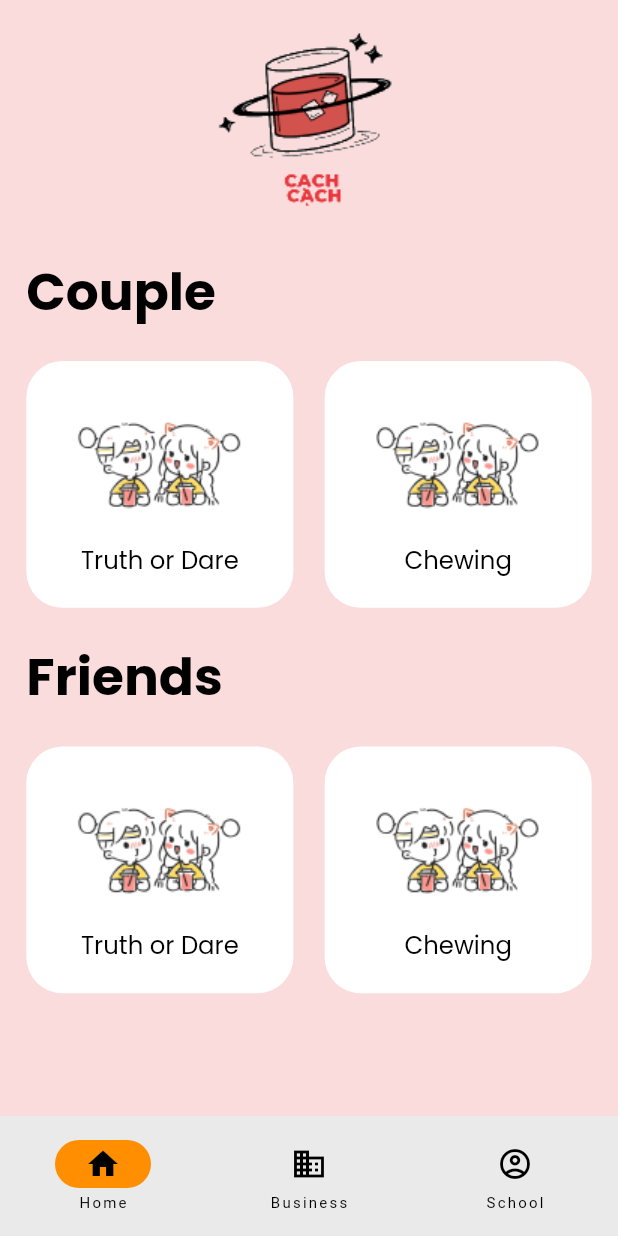
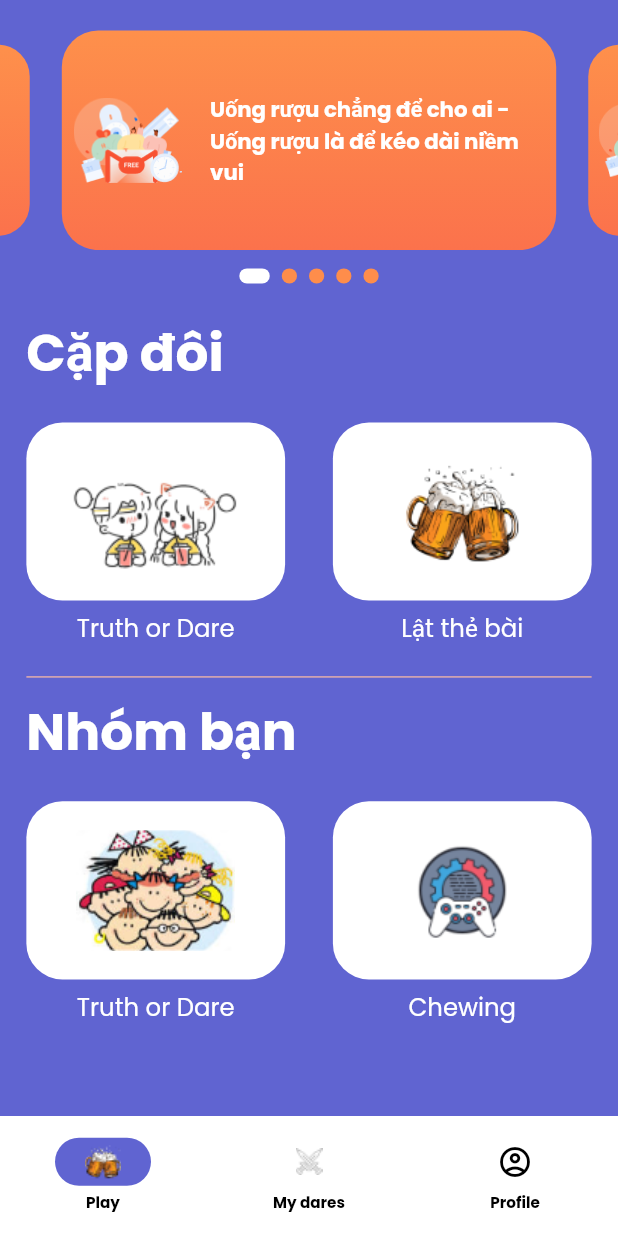
Before and after one commit to quocphi-mobile-dev/cachcach-mobile-app, a Flutter app: the HomeScreen screen opened by its route, on a phone screen of 412 x 824 dp. Run offline on Flutter 3.47's test engine with Material 2 defaults, Android fonts, the phone set to English and light mode, and no system bars; drawn by our look-alikes of carousel_slider, smooth_page_indicator; our stand-ins replace dio, firebase_core, firebase_crashlytics, firebase_messaging, flip_card, flutter_local_notifications and 7 more; missing offline and left inert: circle_list; accounts and stored records are empty.

Commit message:
Update play screen

```diff
--- a/lib/app/modules/bottom_bar/main_bottom_bar.dart
+++ b/lib/app/modules/bottom_bar/main_bottom_bar.dart
@@ -1,4 +1,8 @@
+import 'package:cachcach/core/theme/colors.dart';
+import 'package:cachcach/core/theme/images.dart';
+import 'package:cachcach/core/theme/text_styles.dart';
 import 'package:flutter/material.dart';
+import 'package:flutter_screenutil/flutter_screenutil.dart';
 
 class MainBottomBar extends StatefulWidget {
   final Color? color;
@@ -19,31 +23,47 @@ class _MainBottomBarState extends State<MainBottomBar> {
 
   @override
   Widget build(BuildContext context) {
-    return NavigationBar(
+    return Theme(
+      data: ThemeData(
+        navigationBarTheme: NavigationBarThemeData(
+          labelTextStyle: MaterialStateProperty.resolveWith(
+            (states) {
+              return AppTextStyle.textStyleCommon.copyWith(
+                fontSize: 10.sp,
+                fontWeight: FontWeight.w600,
+                color: AppColors.black,
+              );
+            },
+          ),
+        ),
+      ),
+      child: NavigationBar(
         onDestinationSelected: (int index) {
           setState(() {
             currentPageIndex = index;
             widget.callback(index);
           });
         },
-      indicatorColor: Colors.amber[800],
+        backgroundColor: AppColors.white,
+        indicatorColor: AppColors.bgColor,
         selectedIndex: currentPageIndex,
-      destinations: const <Widget>[
+        destinations: <Widget>[
           NavigationDestination(
-          selectedIcon: Icon(Icons.home),
-          icon: Icon(Icons.home_outlined),
-          label: 'Home',
+            icon: Image.asset(AppImages.imgPlayBottomBar),
+            label: 'Play',
           ),
           NavigationDestination(
-          icon: Icon(Icons.business),
-          label: 'Business',
+            icon: Image.asset(
+              AppImages.imgMyDaresBottomBar,
+            ),
+            label: 'My dares',
           ),
           NavigationDestination(
-          selectedIcon: Icon(Icons.account_circle_rounded),
             icon: Icon(Icons.account_circle_outlined),
-          label: 'School',
+            label: 'Profile',
           ),
         ],
+      ),
     );
   }
 }
--- a/lib/app/modules/play/play_screen.dart
+++ b/lib/app/modules/play/play_screen.dart
@@ -1,4 +1,5 @@
 import 'package:cachcach/app/modules/play/controller/play_controller.dart';
+import 'package:cachcach/app/modules/play/widgets/slogan.dart';
 import 'package:cachcach/app/widgets/widget_common.dart';
 import 'package:cachcach/core/theme/colors.dart';
 import 'package:cachcach/core/theme/images.dart';
@@ -28,14 +29,12 @@ class _PlayScreenState extends State<PlayScreen> {
           padding: EdgeInsets.only(bottom: 20.h),
           children: [
             space(h: 20.h),
-            Image.asset(
-              AppImages.imgLogoMini,
-              width: 172.w,
-              height: 126.h,
-            ),
+            const Slogan(),
             space(h: 20.h),
             _widgetGroupCouple(),
             space(h: 20.h),
+            divider(color: AppColors.cavernPink, indent: 16.w, endIndent: 16.w),
+            space(h: 10.h),
             _widgetGroupFriends(),
           ],
         ),
@@ -51,11 +50,11 @@ class _PlayScreenState extends State<PlayScreen> {
         crossAxisAlignment: CrossAxisAlignment.start,
         children: [
           Text(
-            "Couple",
+            "Cặp đôi",
             style: AppTextStyle.textStyleCommon.copyWith(
               fontSize: 34.sp,
               fontWeight: FontWeight.w600,
-              color: AppColors.black,
+              color: AppColors.white,
             ),
           ),
           space(h: 20.h),
@@ -70,8 +69,8 @@ class _PlayScreenState extends State<PlayScreen> {
                     Get.toNamed(RouteName.selectMode);
                   }),
               _buildItem(
-                  image: AppImages.imgTruthOrDare,
-                  label: "Chewing",
+                  image: AppImages.imgBeerFlipCard,
+                  label: "Lật thẻ bài",
                   onTap: () {
                     controller.playMode = PlayMode.couple;
                     Get.toNamed(RouteName.flipTheCard);
@@ -91,11 +90,11 @@ class _PlayScreenState extends State<PlayScreen> {
         crossAxisAlignment: CrossAxisAlignment.start,
         children: [
           Text(
-            "Friends",
+            "Nhóm bạn",
             style: AppTextStyle.textStyleCommon.copyWith(
               fontSize: 34.sp,
               fontWeight: FontWeight.w600,
-              color: AppColors.black,
+              color: AppColors.white,
             ),
           ),
           space(h: 20.h),
@@ -103,11 +102,11 @@ class _PlayScreenState extends State<PlayScreen> {
             mainAxisAlignment: MainAxisAlignment.spaceBetween,
             children: [
               _buildItem(
-                  image: AppImages.imgTruthOrDare,
+                  image: AppImages.imgFriends,
                   label: "Truth or Dare",
                   onTap: () {}),
               _buildItem(
-                  image: AppImages.imgTruthOrDare,
+                  image: AppImages.imgChewing,
                   label: "Chewing",
                   onTap: () {}),
             ],
@@ -122,35 +121,51 @@ class _PlayScreenState extends State<PlayScreen> {
     required String label,
     VoidCallback? onTap,
   }) {
-    return Material(
+    return Column(
+      mainAxisSize: MainAxisSize.min,
+      children: [
+        Container(
+          width: 157.w,
+          height: 117.h,
+          alignment: Alignment.center,
+          decoration: BoxDecoration(
             color: AppColors.white,
+            borderRadius: BorderRadius.circular(24),
+          ),
+          child: Stack(
+            children: [
+              Align(
+                alignment: Alignment.center,
+                child: Image.asset(
+                  image,
+                  width: 120.w,
+                ),
+              ),
+              Material(
+                color: AppColors.transparent,
                 borderRadius: BorderRadius.circular(24),
                 child: InkWell(
                   borderRadius: BorderRadius.circular(24),
                   onTap: onTap,
-        child: Container(
-          width: 162.w,
-          height: 162.h,
-          padding: EdgeInsets.symmetric(horizontal: 20.w, vertical: 12.h),
-          alignment: Alignment.center,
-          decoration: BoxDecoration(borderRadius: BorderRadius.circular(24)),
-          child: Column(
-            mainAxisSize: MainAxisSize.min,
-            children: [
-              Image.asset(image),
-              space(h: 20.h),
+                  child: const SizedBox(
+                    width: double.infinity,
+                    height: double.infinity,
+                  ),
+                ),
+              )
+            ],
+          ),
+        ),
+        space(h: 6.h),
         Text(
           label,
           style: AppTextStyle.textStyleCommon.copyWith(
             fontSize: 16.sp,
             fontWeight: FontWeight.w400,
-                  color: AppColors.black,
+            color: AppColors.white,
           ),
         )
       ],
-          ),
-        ),
-      ),
     );
   }
 }
--- /dev/null
+++ b/lib/app/modules/play/widgets/slogan.dart
@@ -0,0 +1,100 @@
+import 'dart:async';
+
+import 'package:cachcach/app/widgets/widget_common.dart';
+import 'package:cachcach/core/theme/colors.dart';
+import 'package:cachcach/core/theme/images.dart';
+import 'package:cachcach/core/theme/text_styles.dart';
+import 'package:cachcach/core/utils/my_size_extensions.dart';
+import 'package:carousel_slider/carousel_slider.dart';
+import 'package:flutter/material.dart';
+import 'package:flutter_screenutil/flutter_screenutil.dart';
+import 'package:smooth_page_indicator/smooth_page_indicator.dart';
+
+class Slogan extends StatefulWidget {
+  const Slogan({super.key});
+
+  @override
+  State<Slogan> createState() => _SloganState();
+}
+
+class _SloganState extends State<Slogan> {
+  CarouselController carouselController = CarouselController();
+  int pageSelected = 0;
+
+  @override
+  void initState() {
+    super.initState();
+  }
+
+  @override
+  void dispose() {
+    super.dispose();
+  }
+
+  @override
+  Widget build(BuildContext context) {
+    return Column(
+      mainAxisSize: MainAxisSize.min,
+      children: [
+        CarouselSlider(
+          carouselController: carouselController,
+          items: List.generate(5, (index) {
+            return Container(
+              width: double.infinity,
+              decoration: BoxDecoration(
+                borderRadius: BorderRadius.circular(24.r),
+                gradient: const LinearGradient(
+                  colors: [AppColors.sunshade, AppColors.coral],
+                  begin: Alignment.topCenter,
+                  end: Alignment.bottomCenter,
+                ),
+              ),
+              child: Row(
+                children: [
+                  Image.asset(
+                    AppImages.imgSlogan,
+                    width: 80.w,
+                    height: 56.h,
+                  ),
+                  space(w: 10.w),
+                  Expanded(
+                    child: Text(
+                      "Uống rượu chẳng để cho ai - Uống rượu là để kéo dài niềm vui",
+                      style: AppTextStyle.textStyleCommon.copyWith(
+                        fontSize: 14.sp,
+                        fontWeight: FontWeight.w600,
+                        color: AppColors.white,
+                      ),
+                    ),
+                  ),
+                ],
+              ),
+            );
+          }),
+          options: CarouselOptions(
+              aspectRatio: 343.w / 132.h,
+              enlargeCenterPage: true,
+              scrollPhysics: const NeverScrollableScrollPhysics(),
+              autoPlay: true,
+              onPageChanged: (index, _) {
+                setState(() {
+                  pageSelected = index;
+                });
+              }),
+        ),
+        space(h: 12.h),
+        AnimatedSmoothIndicator(
+          activeIndex: pageSelected,
+          count: 5,
+          effect: ExpandingDotsEffect(
+            activeDotColor: AppColors.white,
+            dotWidth: 10.ic,
+            dotHeight: 10.ic,
+            expansionFactor: 2,
+            dotColor: AppColors.crusta,
+          ),
+        ),
+      ],
+    );
+  }
+}
--- a/lib/core/theme/colors.dart
+++ b/lib/core/theme/colors.dart
@@ -13,7 +13,8 @@ class AppColors {
   static const grey = Colors.grey;
   static const red = Colors.red;
   static const blue = Colors.blue;
-  static const bgColor = Color(0xffFBDCDC);
+  /// #6064D1
+  static const bgColor = Color(0xff6064D1);
 
   /// matterhorn
   static const primary = matterhorn;
--- a/lib/core/theme/images.dart
+++ b/lib/core/theme/images.dart
@@ -20,4 +20,10 @@ class AppImages {
   static const imgDare = "assets/images/img_dare.png";
   static const imgCup = "assets/images/img_cup.png";
   static const imgGoogle = "assets/images/img_google.png";
+  static const imgPlayBottomBar = "assets/images/img_play_bottom_bar.png";
+  static const imgMyDaresBottomBar = "assets/images/img_my_dares_bottom_bar.png";
+  static const imgSlogan = "assets/images/img_slogan.png";
+  static const imgBeerFlipCard = "assets/images/img_beer_flip_card.png";
+  static const imgFriends = "assets/images/img_friends.png";
+  static const imgChewing = "assets/images/img_chewing.png";
 }
--- a/pubspec.yaml
+++ b/pubspec.yaml
@@ -29,6 +29,7 @@ dependencies:
   circle_list: ^1.0.5
   carousel_slider: ^4.2.1
   flip_card: ^0.7.0
+  smooth_page_indicator: ^1.1.0
 
 dev_dependencies:
   flutter_test:
```
Also changed, not shown: lib/app/modules/bottom_bar/home_screen.dart (+9 -7 lines), assets/images/img_beer_flip_card.png (added), assets/images/img_chewing.png (added), assets/images/img_friends.png (added), assets/images/img_my_dares_bottom_bar.png (added), assets/images/img_play_bottom_bar.png (added), assets/images/img_slogan.png (added), pubspec.lock. Lines whose indentation alone changed are shown as unchanged.
